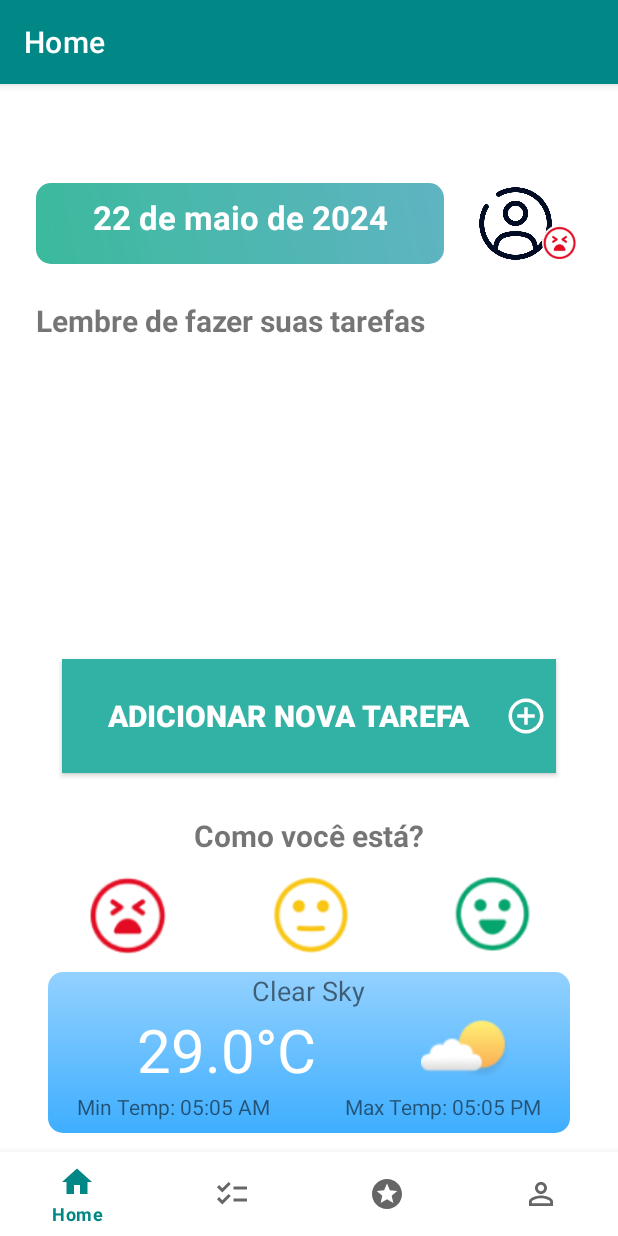
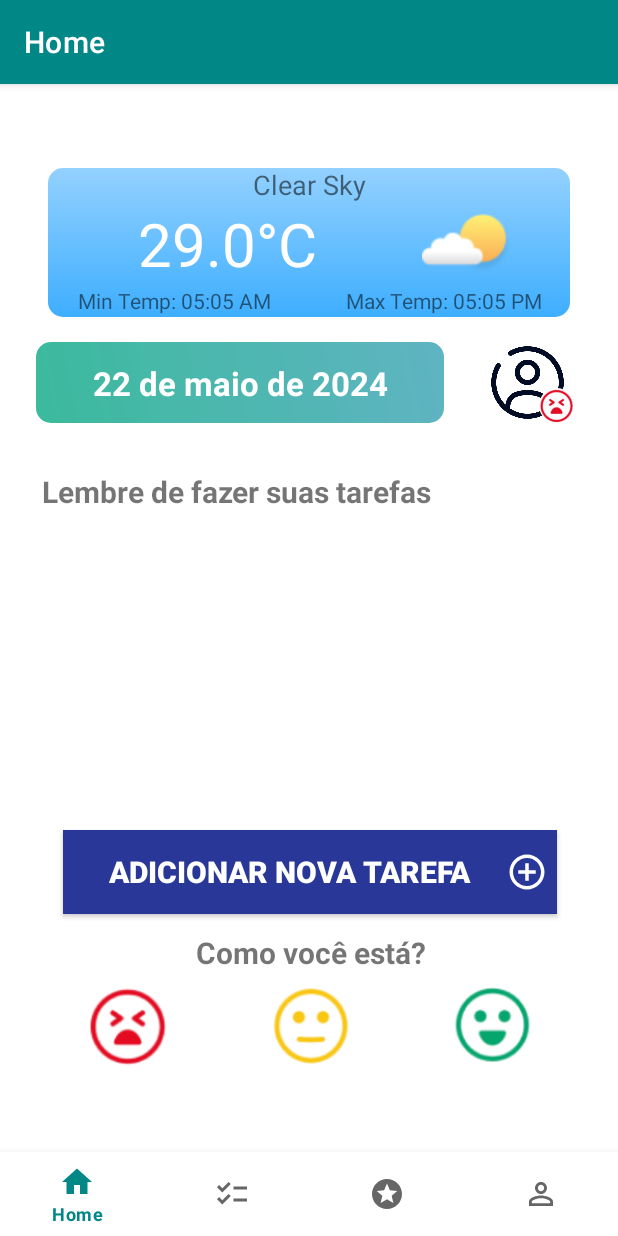
Before and after one commit to 2024-1-NADS3/Projeto1, an Android app: the HomeFragment screen opened directly, with no data from a screen before it, on a phone screen of 412 x 824 dp. Run offline under Robolectric (Android 15) with nearby library versions, the light colour scheme and no system bars; our stand-ins replace navigation-ui; network calls fail.

Commit message:
colocando climatempo

```diff
--- a/src/Frontend/MyNavigation/app/src/main/java/com/example/mynavigation/ui/home/HomeFragment.java
+++ b/src/Frontend/MyNavigation/app/src/main/java/com/example/mynavigation/ui/home/HomeFragment.java
@@ -116,17 +116,6 @@ public class HomeFragment extends Fragment {
                 imagemResultado.setImageResource(R.drawable.feliz);
                 break;
         }
-
-        Button btnNoti = root.findViewById(R.id.btnNot);
-        btnNoti.setOnClickListener(v -> {
-            // Verificar permissão antes de criar a notificação
-            if (ActivityCompat.checkSelfPermission(requireContext(), Manifest.permission.POST_NOTIFICATIONS) != PackageManager.PERMISSION_GRANTED) {
-                requestPermissions(new String[]{Manifest.permission.POST_NOTIFICATIONS}, REQUEST_CODE_POST_NOTIFICATIONS);
-            } else {
-                // Cria a notificação
-                makeNotification();
-            }
-        });
 
         return root;
     }
--- a/src/Frontend/MyNavigation/app/src/main/java/com/example/mynavigation/ui/perfil/TarefasAtrasadasFragment.java
+++ b/src/Frontend/MyNavigation/app/src/main/java/com/example/mynavigation/ui/perfil/TarefasAtrasadasFragment.java
@@ -36,31 +36,42 @@ public class TarefasAtrasadasFragment extends Fragment {
     private ProgressBar progressBar;
     private RelativeLayout mainContainer;
     private TextView errorText;
+
     public TarefasAtrasadasFragment() {
         // Required empty public constructor
     }
+
     @Override
     public void onCreate(Bundle savedInstanceState) {
         super.onCreate(savedInstanceState);
+    }
 
-    }
+    @Override
     public View onCreateView(LayoutInflater inflater, ViewGroup container,
                              Bundle savedInstanceState) {
         View view = inflater.inflate(R.layout.fragment_tarefasatrasadas, container, false);
+
+        progressBar = view.findViewById(R.id.loader);
+        errorText = view.findViewById(R.id.errorText);
 
         new WeatherTask().execute();
 
         return view;
     }
 
-
     private class WeatherTask extends AsyncTask<String, Void, String> {
         @Override
         protected void onPreExecute() {
             super.onPreExecute();
+            if (progressBar != null) {
                 progressBar.setVisibility(View.VISIBLE);
+            }
+            if (mainContainer != null) {
                 mainContainer.setVisibility(View.GONE);
+            }
+            if (errorText != null) {
                 errorText.setVisibility(View.GONE);
+            }
         }
 
         @Override
@@ -70,10 +81,8 @@ public class TarefasAtrasadasFragment extends Fragment {
                 HttpURLConnection connection = (HttpURLConnection) url.openConnection();
                 connection.setRequestMethod("GET");
 
-                // Verifica o código de resposta antes de ler os dados
                 int responseCode = connection.getResponseCode();
                 if (responseCode == HttpURLConnection.HTTP_OK) {
-                    // Use um BufferedReader para ler a resposta da conexão
                     BufferedReader reader = new BufferedReader(new InputStreamReader(connection.getInputStream()));
                     StringBuilder response = new StringBuilder();
                     String line;
@@ -81,23 +90,20 @@ public class TarefasAtrasadasFragment extends Fragment {
                         response.append(line);
                     }
                     reader.close();
-
-                    // Converta a resposta para uma String
-                    String responseData = response.toString();
-                    return responseData; // Retorna a resposta obtida com sucesso
+                    return response.toString();
                 } else {
-                    return null; // Retorna null se houver erro na resposta (código diferente de HTTP_OK)
+                    return null;
                 }
             } catch (Exception e) {
                 e.printStackTrace();
-                return null; // Retorna null em caso de exceção
+                return null;
             }
         }
-
 
         @Override
         protected void onPostExecute(String result) {
             super.onPostExecute(result);
+            if (result != null) {
                 try {
                     JSONObject jsonObj = new JSONObject(result);
                     JSONObject main = jsonObj.getJSONObject("main");
@@ -105,37 +111,50 @@ public class TarefasAtrasadasFragment extends Fragment {
                     JSONObject wind = jsonObj.getJSONObject("wind");
                     JSONObject weather = jsonObj.getJSONArray("weather").getJSONObject(0);
 
-                long updatedAt = jsonObj.getLong("dt");
                     String temp = main.getString("temp") + "°C";
                     String tempMin = "Min Temp: " + main.getString("temp_min") + "°C";
                     String tempMax = "Max Temp: " + main.getString("temp_max") + "°C";
-
-
-                long sunrise = sys.getLong("sunrise");
-                long sunset = sys.getLong("sunset");
-                String windSpeed = wind.getString("speed");
                     String weatherDescription = weather.getString("description");
-
-                String address = jsonObj.getString("name") + ", " + sys.getString("country");
 
                     TextView statusTextView = getView().findViewById(R.id.status);
                     TextView tempTextView = getView().findViewById(R.id.temp);
                     TextView tempMinTextView = getView().findViewById(R.id.temp_min);
                     TextView tempMaxTextView = getView().findViewById(R.id.temp_max);
 
+                    if (statusTextView != null) {
+                        statusTextView.setText(capitalize(weatherDescription));
+                    }
+                    if (tempTextView != null) {
+                        tempTextView.setText(temp);
+                    }
+                    if (tempMinTextView != null) {
+                        tempMinTextView.setText(tempMin);
+                    }
+                    if (tempMaxTextView != null) {
+                        tempMaxTextView.setText(tempMax);
+                    }
 
-                statusTextView.setText(capitalize(weatherDescription));
-                tempTextView.setText(temp);
-                tempMinTextView.setText(tempMin);
-                tempMaxTextView.setText(tempMax);
-
-
+                    if (progressBar != null) {
                         progressBar.setVisibility(View.GONE);
+                    }
+                    if (mainContainer != null) {
                         mainContainer.setVisibility(View.VISIBLE);
-
+                    }
                 } catch (Exception e) {
+                    if (progressBar != null) {
                         progressBar.setVisibility(View.GONE);
+                    }
+                    if (errorText != null) {
                         errorText.setVisibility(View.VISIBLE);
+                    }
+                }
+            } else {
+                if (progressBar != null) {
+                    progressBar.setVisibility(View.GONE);
+                }
+                if (errorText != null) {
+                    errorText.setVisibility(View.VISIBLE);
+                }
             }
         }
 
--- a/src/Frontend/MyNavigation/app/src/main/res/layout/activity_main.xml
+++ b/src/Frontend/MyNavigation/app/src/main/res/layout/activity_main.xml
@@ -25,11 +25,10 @@
         android:layout_height="match_parent"
         app:defaultNavHost="true"
         app:layout_constraintBottom_toTopOf="@id/nav_view"
-        app:layout_constraintHorizontal_bias="1.0"
+        app:layout_constraintHorizontal_bias="0.0"
         app:layout_constraintLeft_toLeftOf="parent"
         app:layout_constraintRight_toRightOf="parent"
         app:layout_constraintTop_toTopOf="parent"
-        app:layout_constraintVertical_bias="1.0"
         app:navGraph="@navigation/mobile_navigation" />
 
 </androidx.constraintlayout.widget.ConstraintLayout>
--- a/src/Frontend/MyNavigation/app/src/main/res/layout/fragment_home.xml
+++ b/src/Frontend/MyNavigation/app/src/main/res/layout/fragment_home.xml
@@ -1,11 +1,17 @@
 <?xml version="1.0" encoding="utf-8"?>
 
-<androidx.constraintlayout.widget.ConstraintLayout xmlns:android="http://schemas.android.com/apk/res/android"
+<androidx.core.widget.NestedScrollView
+    xmlns:tools="http://schemas.android.com/tools"
     xmlns:app="http://schemas.android.com/apk/res-auto"
-    xmlns:tools="http://schemas.android.com/tools"
+    xmlns:android="http://schemas.android.com/apk/res/android"
+    android:layout_width="wrap_content"
+    android:layout_height="wrap_content">
+
+    <androidx.constraintlayout.widget.ConstraintLayout
         android:layout_width="match_parent"
         android:layout_height="match_parent"
-    tools:context=".ui.home.HomeFragment">
+        android:layout_marginBottom="75dp"
+        tools:context=".ui.perfil.TarefasAtrasadasFragment">
 
 
         <ListView
@@ -13,7 +19,7 @@
             android:layout_width="361dp"
             android:layout_height="172dp"
             android:layout_marginStart="33dp"
-        android:layout_marginTop="24dp"
+            android:layout_marginTop="28dp"
             android:layout_marginEnd="33dp"
             android:paddingStart="5dp"
             android:paddingEnd="5dp"
@@ -23,12 +29,99 @@
             app:layout_constraintTop_toBottomOf="@+id/textView6"
             tools:ignore="MissingConstraints" />
 
+        <ImageView
+            android:id="@+id/malButton"
+            android:layout_width="59dp"
+            android:layout_height="54dp"
+            android:layout_marginTop="8dp"
+            android:onClick="selecionadoBad"
+            app:layout_constraintEnd_toStartOf="@+id/normalButton"
+            app:layout_constraintHorizontal_bias="0.5"
+            app:layout_constraintStart_toStartOf="parent"
+            app:layout_constraintTop_toBottomOf="@+id/textView5"
+            app:srcCompat="@drawable/mal"
+            tools:ignore="MissingConstraints" />
+
+        <TextView
+            android:id="@+id/textView6"
+            android:layout_width="wrap_content"
+            android:layout_height="wrap_content"
+            android:layout_marginStart="28dp"
+            android:layout_marginTop="32dp"
+            android:text="Lembre de fazer suas tarefas"
+            android:textSize="20sp"
+            android:textStyle="bold"
+            app:layout_constraintStart_toStartOf="parent"
+            app:layout_constraintTop_toBottomOf="@+id/constraintLayout" />
+
+        <ImageView
+            android:id="@+id/imageView"
+            android:layout_width="54dp"
+            android:layout_height="54dp"
+            android:layout_marginTop="116dp"
+            android:layout_marginEnd="33dp"
+            android:src="@drawable/user_circle"
+            app:layout_constraintEnd_toEndOf="parent"
+            app:layout_constraintHorizontal_bias="1.0"
+            app:layout_constraintStart_toEndOf="@+id/constraintLayout"
+            app:layout_constraintTop_toTopOf="parent" />
+
+        <ImageView
+            android:id="@+id/imagemResultado"
+            android:layout_width="27dp"
+            android:layout_height="23dp"
+            app:layout_constraintBottom_toBottomOf="parent"
+            app:layout_constraintEnd_toEndOf="parent"
+            app:layout_constraintHorizontal_bias="0.929"
+            app:layout_constraintStart_toStartOf="parent"
+            app:layout_constraintTop_toTopOf="parent"
+            app:layout_constraintVertical_bias="0.255"
+            app:srcCompat="@drawable/neutro" />
+
+        <TextView
+            android:id="@+id/textView5"
+            android:layout_width="wrap_content"
+            android:layout_height="wrap_content"
+            android:layout_marginTop="12dp"
+            android:text="Como você está?"
+            android:textSize="20sp"
+            android:textStyle="bold"
+            app:layout_constraintEnd_toEndOf="parent"
+            app:layout_constraintHorizontal_bias="0.505"
+            app:layout_constraintStart_toStartOf="parent"
+            app:layout_constraintTop_toBottomOf="@+id/btn_nova_tarefa" />
+
+        <ImageView
+            android:id="@+id/felizButton"
+            android:layout_width="56dp"
+            android:layout_height="53dp"
+            android:layout_marginTop="8dp"
+            android:onClick="selecionadoHappy"
+            app:layout_constraintEnd_toEndOf="parent"
+            app:layout_constraintHorizontal_bias="0.5"
+            app:layout_constraintStart_toEndOf="@+id/normalButton"
+            app:layout_constraintTop_toBottomOf="@+id/textView5"
+            app:srcCompat="@drawable/feliz" />
+
+        <ImageView
+            android:id="@+id/normalButton"
+            android:layout_width="76dp"
+            android:layout_height="54dp"
+            android:layout_marginTop="8dp"
+            android:onClick="selecionadoNormal"
+            app:layout_constraintEnd_toStartOf="@+id/felizButton"
+            app:layout_constraintHorizontal_bias="0.5"
+            app:layout_constraintStart_toEndOf="@+id/malButton"
+            app:layout_constraintTop_toBottomOf="@+id/textView5"
+            app:srcCompat="@drawable/normal"
+            tools:ignore="MissingConstraints" />
+
         <androidx.appcompat.widget.AppCompatButton
             android:id="@+id/btn_nova_tarefa"
             android:layout_width="329dp"
-        android:layout_height="76dp"
-        android:layout_marginTop="16dp"
-        android:background="#32B1A5"
+            android:layout_height="56dp"
+            android:layout_marginTop="12dp"
+            android:background="@color/azul"
             android:drawableEnd="@drawable/add_circle"
             android:drawablePadding="0dp"
             android:onClick="BotaoAddTarefa"
@@ -43,77 +136,16 @@
             android:textStyle="bold"
             app:layout_constraintCircleRadius="?attr/dialogCornerRadius"
             app:layout_constraintEnd_toEndOf="parent"
+            app:layout_constraintHorizontal_bias="0.512"
             app:layout_constraintStart_toStartOf="parent"
             app:layout_constraintTop_toBottomOf="@+id/listaTarefas" />
-
-    <ImageView
-        android:id="@+id/malButton"
-        android:layout_width="59dp"
-        android:layout_height="54dp"
-        android:layout_marginTop="12dp"
-        android:onClick="selecionadoBad"
-        app:layout_constraintEnd_toStartOf="@+id/normalButton"
-        app:layout_constraintHorizontal_bias="0.5"
-        app:layout_constraintStart_toStartOf="parent"
-        app:layout_constraintTop_toBottomOf="@+id/textView5"
-        app:srcCompat="@drawable/mal"
-        tools:ignore="MissingConstraints" />
-
-    <TextView
-        android:id="@+id/textView6"
-        android:layout_width="wrap_content"
-        android:layout_height="wrap_content"
-        android:layout_marginStart="24dp"
-        android:layout_marginTop="24dp"
-        android:text="Lembre de fazer suas tarefas"
-        android:textSize="20sp"
-        android:textStyle="bold"
-        app:layout_constraintStart_toStartOf="parent"
-        app:layout_constraintTop_toBottomOf="@+id/constraintLayout" />
-
-    <ImageView
-        android:id="@+id/imageView"
-        android:layout_width="54dp"
-        android:layout_height="54dp"
-        android:layout_marginTop="10dp"
-        android:layout_marginEnd="33dp"
-        android:src="@drawable/user_circle"
-        app:layout_constraintEnd_toEndOf="parent"
-        app:layout_constraintHorizontal_bias="0.714"
-        app:layout_constraintStart_toEndOf="@+id/constraintLayout"
-        app:layout_constraintTop_toTopOf="parent" />
-
-    <ImageView
-        android:id="@+id/imagemResultado"
-        android:layout_width="27dp"
-        android:layout_height="23dp"
-        app:layout_constraintBottom_toBottomOf="parent"
-        app:layout_constraintEnd_toEndOf="parent"
-        app:layout_constraintHorizontal_bias="0.934"
-        app:layout_constraintStart_toStartOf="parent"
-        app:layout_constraintTop_toTopOf="parent"
-        app:layout_constraintVertical_bias="0.055"
-        app:srcCompat="@drawable/neutro" />
-
-    <TextView
-        android:id="@+id/textView5"
-        android:layout_width="wrap_content"
-        android:layout_height="wrap_content"
-        android:layout_marginTop="28dp"
-        android:text="Como você está?"
-        android:textSize="20sp"
-        android:textStyle="bold"
-        app:layout_constraintEnd_toEndOf="parent"
-        app:layout_constraintHorizontal_bias="0.501"
-        app:layout_constraintStart_toStartOf="parent"
-        app:layout_constraintTop_toBottomOf="@+id/btn_nova_tarefa" />
 
         <androidx.constraintlayout.widget.ConstraintLayout
             android:id="@+id/constraintLayout"
             android:layout_width="272dp"
             android:layout_height="54dp"
             android:layout_marginStart="24dp"
-        android:layout_marginTop="10dp"
+            android:layout_marginTop="116dp"
             android:background="@drawable/gradient_verde"
             app:layout_constraintStart_toStartOf="parent"
             app:layout_constraintTop_toTopOf="parent">
@@ -122,60 +154,36 @@
                 android:id="@+id/dataHoje"
                 android:layout_width="wrap_content"
                 android:layout_height="wrap_content"
-            android:layout_marginTop="8dp"
                 android:gravity="center|center_vertical"
                 android:text="Data de hoje"
                 android:textColor="@color/white"
                 android:textSize="22dp"
                 android:textStyle="bold"
+                app:layout_constraintBottom_toBottomOf="parent"
                 app:layout_constraintEnd_toEndOf="parent"
                 app:layout_constraintStart_toStartOf="parent"
                 app:layout_constraintTop_toTopOf="parent" />
-
         </androidx.constraintlayout.widget.ConstraintLayout>
 
-    <ImageView
-        android:id="@+id/felizButton"
-        android:layout_width="56dp"
-        android:layout_height="53dp"
-        android:layout_marginTop="12dp"
-        android:onClick="selecionadoHappy"
-        app:layout_constraintEnd_toEndOf="parent"
-        app:layout_constraintHorizontal_bias="0.5"
-        app:layout_constraintStart_toEndOf="@+id/normalButton"
-        app:layout_constraintTop_toBottomOf="@+id/textView5"
-        app:srcCompat="@drawable/feliz" />
 
-    <ImageView
-        android:id="@+id/normalButton"
-        android:layout_width="76dp"
-        android:layout_height="54dp"
-        android:layout_marginTop="12dp"
-        android:onClick="selecionadoNormal"
-        app:layout_constraintEnd_toStartOf="@+id/felizButton"
-        app:layout_constraintHorizontal_bias="0.5"
-        app:layout_constraintStart_toEndOf="@+id/malButton"
-        app:layout_constraintTop_toBottomOf="@+id/textView5"
-        app:srcCompat="@drawable/normal"
-        tools:ignore="MissingConstraints" />
 
         <androidx.constraintlayout.widget.ConstraintLayout
             android:id="@+id/constraintLayout2"
             android:layout_width="348dp"
-        android:layout_height="107dp"
-        android:layout_marginTop="11dp"
+            android:layout_height="99dp"
             android:background="@drawable/clima_background"
             app:layout_constraintEnd_toEndOf="parent"
             app:layout_constraintStart_toStartOf="parent"
-        app:layout_constraintTop_toBottomOf="@+id/normalButton">
+            app:layout_constraintTop_toTopOf="parent">
 
             <LinearLayout
                 android:id="@+id/overviewContainer"
-            android:layout_width="match_parent"
-            android:layout_height="match_parent"
+                android:layout_width="349dp"
+                android:layout_height="104dp"
                 android:layout_centerInParent="true"
                 android:backgroundTint="@color/teal_700"
                 android:orientation="vertical"
+                app:layout_constraintBottom_toBottomOf="parent"
                 app:layout_constraintEnd_toEndOf="parent"
                 app:layout_constraintStart_toStartOf="parent"
                 app:layout_constraintTop_toTopOf="parent">
@@ -258,15 +266,7 @@
 
             </LinearLayout>
         </androidx.constraintlayout.widget.ConstraintLayout>
-
-    <Button
-        android:id="@+id/btnNot"
-        android:layout_width="wrap_content"
-        android:layout_height="wrap_content"
-        android:text="Button"
-        app:layout_constraintBottom_toBottomOf="parent"
-        app:layout_constraintEnd_toEndOf="parent"
-        app:layout_constraintStart_toStartOf="parent" />
+    </androidx.constraintlayout.widget.ConstraintLayout>
 
 
-</androidx.constraintlayout.widget.ConstraintLayout>
+</androidx.core.widget.NestedScrollView>
```
Lines whose indentation alone changed are shown as unchanged.
